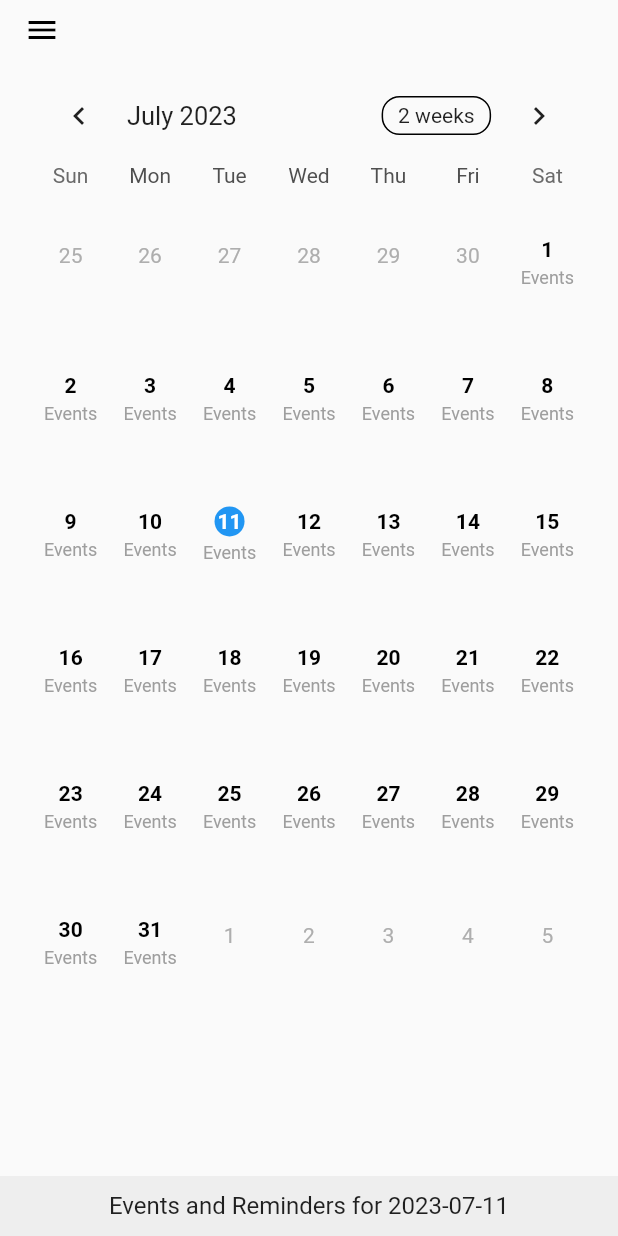
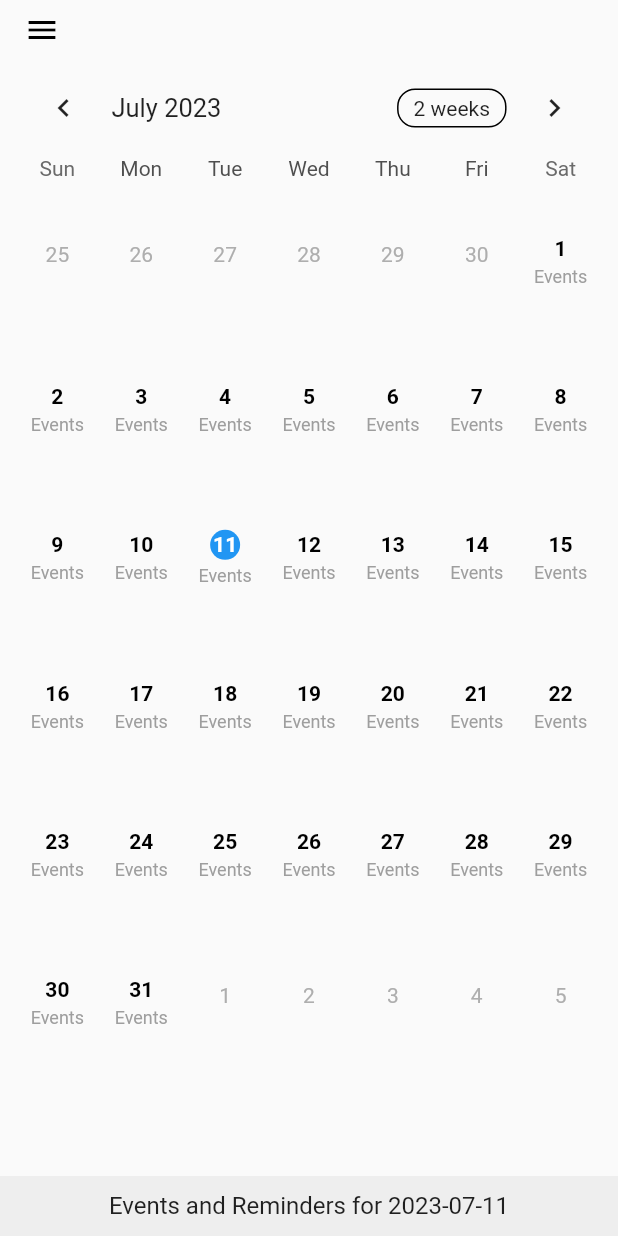
Before and after one commit to SLE-Sriracha/SLE_APP, a Flutter app: the screen it shows after launch, on a phone screen of 412 x 824 dp. Run offline on Flutter 3.47's test engine with Material 2 defaults, Android fonts, the phone set to English and light mode, and no system bars; drawn by our look-alikes of table_calendar.

Commit message:
Figuring error

```diff
--- a/lib/components/calendarComponent.dart
+++ b/lib/components/calendarComponent.dart
@@ -18,18 +18,18 @@ class _calendarComponentState extends State<calendarComponent> {
     return Scaffold(
       body: Center(
         child: SizedBox(
-          width: MediaQuery.sizeOf(context).width * 0.9,
+          width: MediaQuery.of(context).size.width * 0.95,
           child: Column(
             crossAxisAlignment: CrossAxisAlignment.center,
             mainAxisAlignment: MainAxisAlignment.start,
             children: [
-              SizedBox(height: 10),
+              SizedBox(height: 5),
               TableCalendar(
                 calendarFormat: _calendarFormat,
                 focusedDay: _focusedDay,
                 firstDay: DateTime(2023),
                 lastDay: DateTime(2030),
-                rowHeight: MediaQuery.of(context).size.height * 0.11,
+                rowHeight: MediaQuery.of(context).size.height * 0.12,
                 onFormatChanged: (format) {
                   setState(() {
                     _calendarFormat = format;
@@ -159,7 +159,7 @@ class _calendarComponentState extends State<calendarComponent> {
                           style: TextStyle(
                             color: isSameDay(_selectedDay, date)
                                 ? Colors.white
-                                : Colors.black,
+                                : Colors.red,
                             fontWeight: FontWeight.bold,
                           ),
                         ),
--- a/lib/main.dart
+++ b/lib/main.dart
@@ -1,7 +1,6 @@
 import 'package:app/pages/myPage.dart';
 import 'package:flutter/material.dart';
 import 'pages/homePage.dart';
-import 'pages/myPage.dart';
 
 void main() {
   runApp(MainApp());
```
Also changed, not shown: 1 other file.
